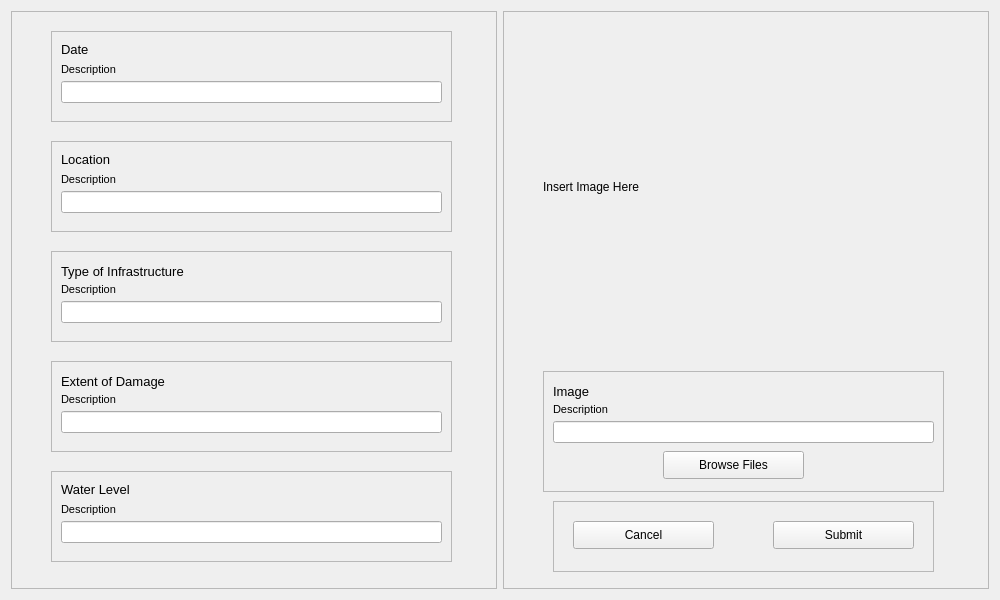
Before: the Qt Designer form floods_form.ui in mahkhun/floods, drawn with Qt 5.
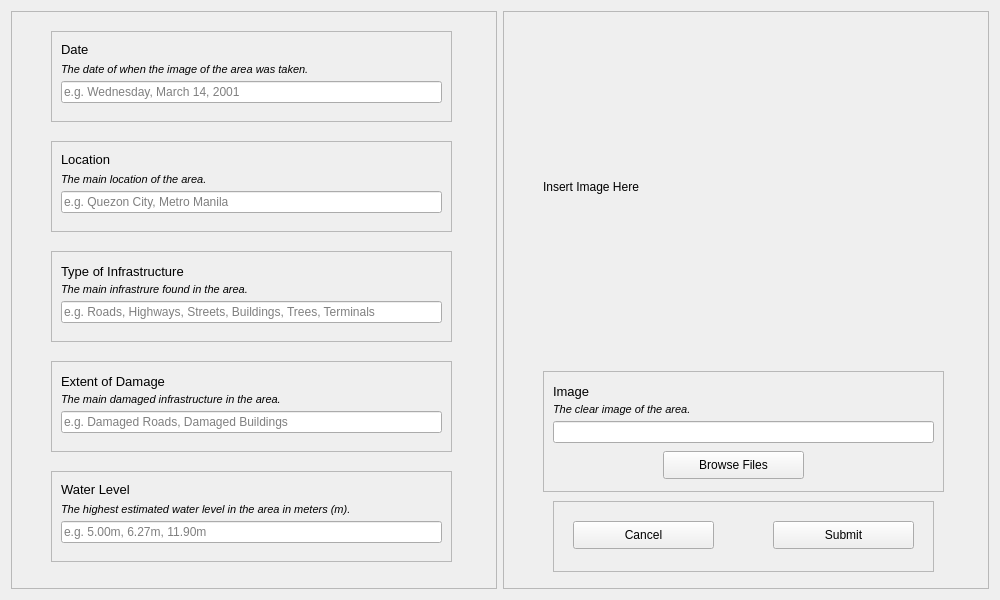
After: the same form once the commit is applied.

Commit message: Retouched interface of floods_form.ui and floods_form.py

Diff of the .ui file:
```diff
--- a/floods_form.ui
+++ b/floods_form.ui
@@ -70,15 +70,16 @@
         <rect>
          <x>10</x>
          <y>30</y>
-         <width>121</width>
+         <width>371</width>
          <height>16</height>
         </rect>
        </property>
        <property name="styleSheet">
-        <string notr="true">font-size: 8pt;</string>
+        <string notr="true">font-size: 8pt;
+font-style: italic;</string>
        </property>
        <property name="text">
-        <string>Description</string>
+        <string>The date of when the image of the area was taken.</string>
        </property>
       </widget>
       <widget class="QLineEdit" name="date_lineedit">
@@ -90,6 +91,15 @@
          <height>22</height>
         </rect>
        </property>
+       <property name="inputMask">
+        <string/>
+       </property>
+       <property name="text">
+        <string/>
+       </property>
+       <property name="placeholderText">
+        <string>e.g. Wednesday, March 14, 2001</string>
+       </property>
       </widget>
      </widget>
      <widget class="QFrame" name="location_frame">
@@ -128,15 +138,16 @@
         <rect>
          <x>10</x>
          <y>30</y>
-         <width>121</width>
+         <width>181</width>
          <height>16</height>
         </rect>
        </property>
        <property name="styleSheet">
-        <string notr="true">font-size: 8pt;</string>
+        <string notr="true">font-size: 8pt;
+font-style: italic;</string>
        </property>
        <property name="text">
-        <string>Description</string>
+        <string>The main location of the area.</string>
        </property>
       </widget>
       <widget class="QLineEdit" name="location_lineedit">
@@ -148,6 +159,9 @@
          <height>22</height>
         </rect>
        </property>
+       <property name="placeholderText">
+        <string>e.g. Quezon City, Metro Manila</string>
+       </property>
       </widget>
      </widget>
      <widget class="QFrame" name="infrastructure_frame">
@@ -186,15 +200,16 @@
         <rect>
          <x>10</x>
          <y>30</y>
-         <width>121</width>
+         <width>371</width>
          <height>16</height>
         </rect>
        </property>
        <property name="styleSheet">
-        <string notr="true">font-size: 8pt;</string>
+        <string notr="true">font-size: 8pt;
+font-style: italic;</string>
        </property>
        <property name="text">
-        <string>Description</string>
+        <string>The main infrastrure found in the area.</string>
        </property>
       </widget>
       <widget class="QLineEdit" name="infrastructure_lineedit">
@@ -206,6 +221,9 @@
          <height>22</height>
         </rect>
        </property>
+       <property name="placeholderText">
+        <string>e.g. Roads, Highways, Streets, Buildings, Trees, Terminals</string>
+       </property>
       </widget>
      </widget>
      <widget class="QFrame" name="damage_frame">
@@ -244,15 +262,16 @@
         <rect>
          <x>10</x>
          <y>30</y>
-         <width>121</width>
+         <width>381</width>
          <height>16</height>
         </rect>
        </property>
        <property name="styleSheet">
-        <string notr="true">font-size: 8pt;</string>
+        <string notr="true">font-size: 8pt;
+font-style: italic;</string>
        </property>
        <property name="text">
-        <string>Description</string>
+        <string>The main damaged infrastructure in the area.</string>
        </property>
       </widget>
       <widget class="QLineEdit" name="damage_lineedit">
@@ -264,6 +283,9 @@
          <height>22</height>
         </rect>
        </property>
+       <property name="placeholderText">
+        <string>e.g. Damaged Roads, Damaged Buildings</string>
+       </property>
       </widget>
      </widget>
      <widget class="QFrame" name="waterlevel_frame">
@@ -302,15 +324,16 @@
         <rect>
          <x>10</x>
          <y>30</y>
-         <width>121</width>
+         <width>381</width>
          <height>16</height>
         </rect>
        </property>
        <property name="styleSheet">
-        <string notr="true">font-size: 8pt;</string>
+        <string notr="true">font-size: 8pt;
+font-style: italic;</string>
        </property>
        <property name="text">
-        <string>Description</string>
+        <string>The highest estimated water level in the area in meters (m).</string>
        </property>
       </widget>
       <widget class="QLineEdit" name="waterlevel_lineedit">
@@ -322,6 +345,9 @@
          <height>22</height>
         </rect>
        </property>
+       <property name="placeholderText">
+        <string>e.g. 5.00m, 6.27m, 11.90m</string>
+       </property>
       </widget>
      </widget>
     </widget>
@@ -383,15 +409,16 @@
         <rect>
          <x>10</x>
          <y>30</y>
-         <width>121</width>
+         <width>281</width>
          <height>16</height>
         </rect>
        </property>
        <property name="styleSheet">
-        <string notr="true">font-size: 8pt;</string>
+        <string notr="true">font-size: 8pt;
+font-style: italic;</string>
        </property>
        <property name="text">
-        <string>Description</string>
+        <string>The clear image of the area.</string>
        </property>
       </widget>
       <widget class="QLineEdit" name="image_lineedit">
```
Left out of the diff: 4 changed lines with no effect on the pictures. The commit also changes 1 other file.
